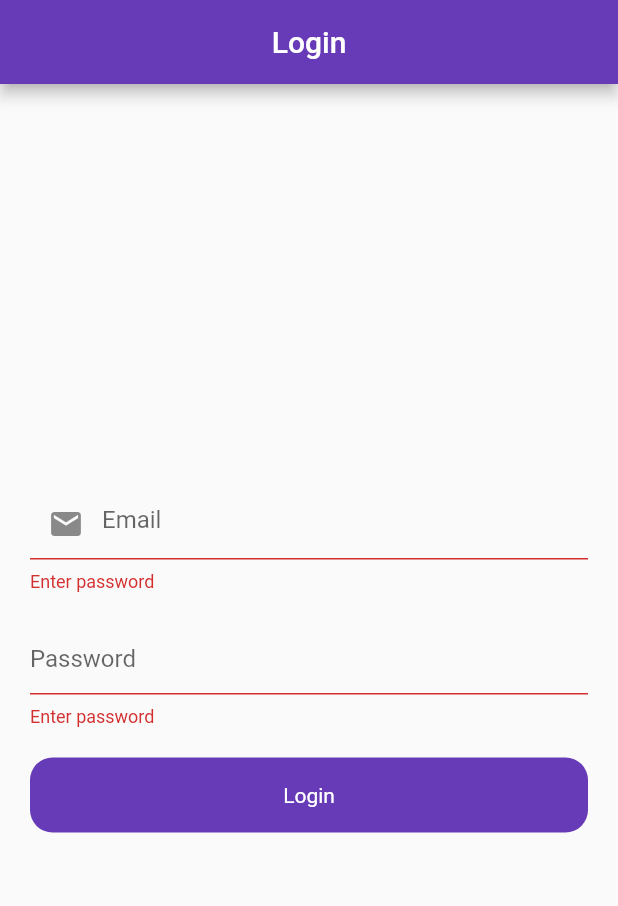
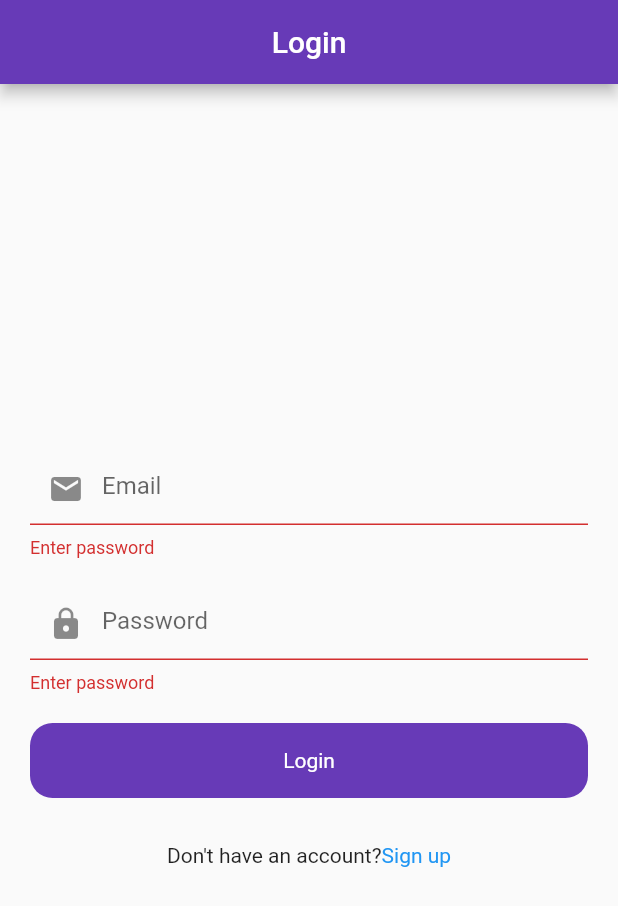
Before and after one commit to 00sid/firebase_tut, a Flutter app: the screen it shows after launch, after a tap on "Login", on a phone screen of 412 x 824 dp. Shown: the top 906 px of the screen. Run offline on Flutter 3.47's test engine with Material 2 defaults, Android fonts, the light colour scheme and no system bars; our stand-ins replace firebase_auth, firebase_core, fluttertoast; accounts and stored records are empty.

Commit message:
updated1

```diff
--- a/lib/UI/auth/login_screen.dart
+++ b/lib/UI/auth/login_screen.dart
@@ -1,7 +1,9 @@
+import 'package:firebase_auth/firebase_auth.dart';
 import 'package:flutter/material.dart';
 import 'package:flutter/services.dart';
-import 'package:flutter/src/widgets/container.dart';
-import 'package:flutter/src/widgets/framework.dart';
+import 'package:project01/UI/auth/signup_screen.dart';
+import 'package:project01/UI/posts/post_screen.dart';
+import 'package:project01/utils/utils.dart';
 import 'package:project01/widgets/round_botton.dart';
 
 class LoginScreen extends StatefulWidget {
@@ -12,20 +14,49 @@ class LoginScreen extends StatefulWidget {
 }
 
 class _LoginScreenState extends State<LoginScreen> {
+  bool loading = false;
   final _formkey = GlobalKey<FormState>();
   final emailController = TextEditingController();
   final passwordController = TextEditingController();
+  FirebaseAuth _auth = FirebaseAuth.instance;
   @override
   void dispose() {
-    // TODO: implement dispose
     super.dispose();
     emailController.dispose();
     passwordController.dispose();
   }
 
+  void login() {
+    setState(() {
+      loading = true;
+    });
+    _auth
+        .signInWithEmailAndPassword(
+            email: emailController.text, password: passwordController.text)
+        .then((value) {
+      Utils().toastMessage(value.user!.email.toString());
+      Navigator.push(
+          context, MaterialPageRoute(builder: (context) => const PostScreen()));
+      setState(() {
+        loading = false;
+      });
+    }).onError((error, stackTrace) {
+      debugPrint(error.toString());
+      Utils().toastMessage(error.toString());
+      setState(() {
+        loading = true;
+      });
+    });
+  }
+
   @override
   Widget build(BuildContext context) {
-    return Scaffold(
+    return WillPopScope(
+      onWillPop: () async {
+        SystemNavigator.pop();
+        return true;
+      },
+      child: Scaffold(
         appBar: AppBar(
           automaticallyImplyLeading: false,
           title: const Text('Login'),
@@ -44,7 +75,7 @@ class _LoginScreenState extends State<LoginScreen> {
                     TextFormField(
                       keyboardType: TextInputType.emailAddress,
                       controller: emailController,
-                    decoration: InputDecoration(
+                      decoration: const InputDecoration(
                         hintText: 'Email',
                         helperText: "For eg 'abc@gmail.com'",
                         prefixIcon: Icon(Icons.email),
@@ -56,7 +87,7 @@ class _LoginScreenState extends State<LoginScreen> {
                         return null;
                       },
                     ),
-                  SizedBox(
+                    const SizedBox(
                       height: 20,
                     ),
                     //for password
@@ -64,8 +95,9 @@ class _LoginScreenState extends State<LoginScreen> {
                       obscureText: true,
                       controller: passwordController,
                       keyboardType: TextInputType.text,
-                    decoration: InputDecoration(
+                      decoration: const InputDecoration(
                         hintText: 'Password',
+                        prefixIcon: Icon(Icons.lock),
                       ),
                       validator: (value) {
                         if (value!.isEmpty) {
@@ -82,11 +114,37 @@ class _LoginScreenState extends State<LoginScreen> {
               ),
               RoundBotton(
                 title: 'Login',
+                loading: loading,
                 ontap: () {
-                if (_formkey.currentState!.validate()) {}
+                  if (_formkey.currentState!.validate()) {
+                    login();
+                  }
                 },
-            )
+              ),
+              const SizedBox(
+                height: 30,
+              ),
+              Row(
+                mainAxisAlignment: MainAxisAlignment.center,
+                crossAxisAlignment: CrossAxisAlignment.center,
+                children: [
+                  const Text("Don't have an account?"),
+                  GestureDetector(
+                    onTap: () {
+                      Navigator.push(context,
+                          MaterialPageRoute(builder: (context) {
+                        return const SignUpScreen();
+                      }));
+                    },
+                    child: const Text(
+                      'Sign up',
+                      style: TextStyle(color: Colors.blue),
+                    ),
+                  ),
                 ],
+              ),
+            ],
+          ),
         ),
       ),
     );
--- a/lib/UI/splash_screen.dart
+++ b/lib/UI/splash_screen.dart
@@ -13,14 +13,13 @@ class _SplashScreenState extends State<SplashScreen> {
 
   @override
   void initState() {
-    // TODO: implement initState
     super.initState();
     splashScreen.isLogin(context);
   }
 
   @override
   Widget build(BuildContext context) {
-    return Scaffold(
+    return const Scaffold(
       body: Center(
         child: Text('Firebase Tutorial'),
       ),
--- a/lib/firebase_services/splash_services.dart
+++ b/lib/firebase_services/splash_services.dart
@@ -1,17 +1,16 @@
 import 'dart:async';
 
-import 'package:flutter/cupertino.dart';
 import 'package:flutter/material.dart';
 import 'package:project01/UI/auth/login_screen.dart';
 
 class SplashServices {
   void isLogin(BuildContext context) {
     Timer(
-      Duration(seconds: 3),
+      const Duration(seconds: 3),
       () => Navigator.push(
         context,
         MaterialPageRoute(
-          builder: (context) => LoginScreen(),
+          builder: (context) => const LoginScreen(),
         ),
       ),
     );
--- a/lib/main.dart
+++ b/lib/main.dart
@@ -1,8 +1,6 @@
 import 'package:firebase_core/firebase_core.dart';
 import 'package:flutter/material.dart';
-import 'package:firebase_core/firebase_core.dart';
 import 'UI/splash_screen.dart';
-import 'package:meta/dart2js.dart';
 
 void main() async {
   WidgetsFlutterBinding.ensureInitialized();
@@ -22,7 +20,7 @@ class _MyAppState extends State<MyApp> {
   Widget build(BuildContext context) {
     return MaterialApp(
       debugShowCheckedModeBanner: false,
-      home: SplashScreen(),
+      home: const SplashScreen(),
       theme: ThemeData(primarySwatch: Colors.deepPurple),
     );
   }
--- a/lib/widgets/round_botton.dart
+++ b/lib/widgets/round_botton.dart
@@ -3,7 +3,12 @@ import 'package:flutter/material.dart';
 class RoundBotton extends StatelessWidget {
   final VoidCallback ontap;
   final String title;
-  const RoundBotton({super.key, required this.title, required this.ontap});
+  final bool loading;
+  const RoundBotton(
+      {super.key,
+      required this.title,
+      required this.ontap,
+      this.loading = false});
 
   @override
   Widget build(BuildContext context) {
@@ -16,10 +21,15 @@ class RoundBotton extends StatelessWidget {
           borderRadius: BorderRadius.circular(15),
         ),
         child: Center(
-          child: Text(
-            title,
-            style: TextStyle(color: Colors.white),
-          ),
+          child: loading
+              ? const CircularProgressIndicator(
+                  strokeWidth: 3,
+                  color: Colors.white,
+                )
+              : Text(
+                  title,
+                  style: const TextStyle(color: Colors.white),
+                ),
         ),
       ),
     );
```
Also changed, not shown: lib/UI/auth/signup_screen.dart (added, +140 -0 lines), lib/UI/posts/post_screen.dart (added, +15 -0 lines), lib/utils/utils.dart (added, +15 -0 lines). Lines whose indentation alone changed are shown as unchanged.
